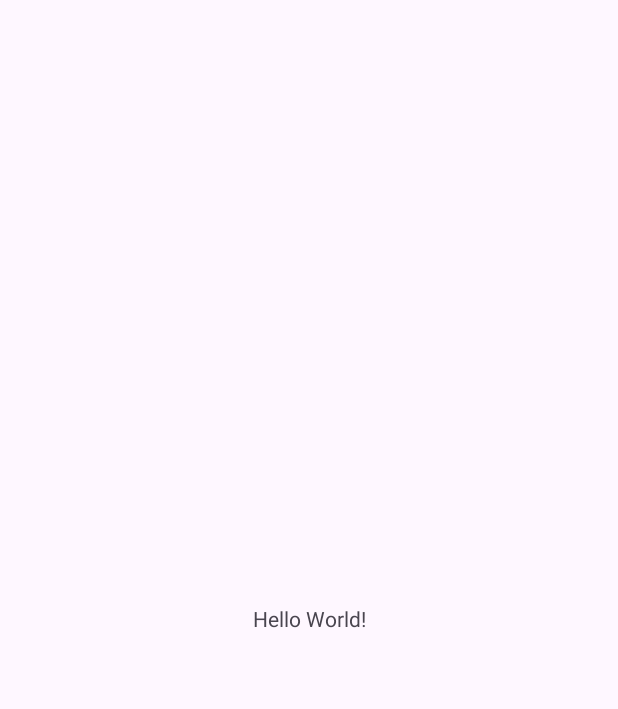
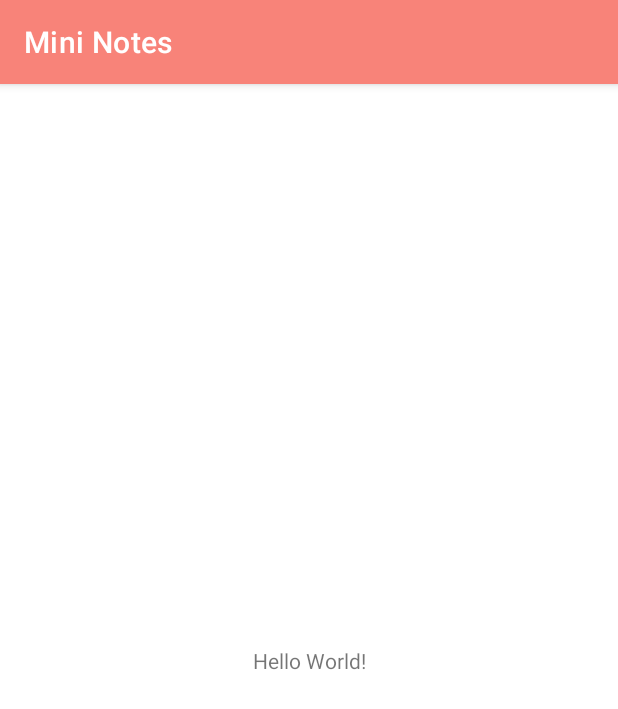
Before and after one commit to Harshamal-Masinghe/MiniNotes, an Android app: the screen it shows after launch (MainActivity), on a phone screen of 412 x 824 dp. Before the commit the part shown is almost empty. Shown: the top 709 px of the screen. Run offline under Robolectric (Android 15) with nearby library versions, the light colour scheme and no system bars.

Commit message:
add style

```diff
--- a/app/src/main/res/values/colors.xml
+++ b/app/src/main/res/values/colors.xml
@@ -2,4 +2,6 @@
 <resources>
     <color name="black">#FF000000</color>
     <color name="white">#FFFFFFFF</color>
+    <color name="pink">#f88379</color>
+    <color name="red">#c13b34</color>
 </resources>
--- a/app/src/main/res/values/themes.xml
+++ b/app/src/main/res/values/themes.xml
@@ -1,8 +1,17 @@
 <resources xmlns:tools="http://schemas.android.com/tools">
     <!-- Base application theme. -->
-    <style name="Base.Theme.MiniNotes" parent="Theme.Material3.DayNight.NoActionBar">
-        <!-- Customize your light theme here. -->
-        <!-- <item name="colorPrimary">@color/my_light_primary</item> -->
+    <style name="Base.Theme.MiniNotes" parent="Theme.MaterialComponents.DayNight.DarkActionBar">
+        <!-- Primary brand color. -->
+        <item name="colorPrimary">@color/pink</item>
+        <item name="colorPrimaryVariant">@color/pink</item>
+        <item name="colorOnPrimary">@color/white</item>
+        <!-- Secondary brand color. -->
+        <item name="colorSecondary">@color/pink</item>
+        <item name="colorSecondaryVariant">@color/pink</item>
+        <item name="colorOnSecondary">@color/black</item>
+        <!-- Status bar color. -->
+        <item name="android:statusBarColor">?attr/colorPrimaryVariant</item>
+        <!-- Customize your theme here. -->
     </style>
 
     <style name="Theme.MiniNotes" parent="Base.Theme.MiniNotes" />
```
